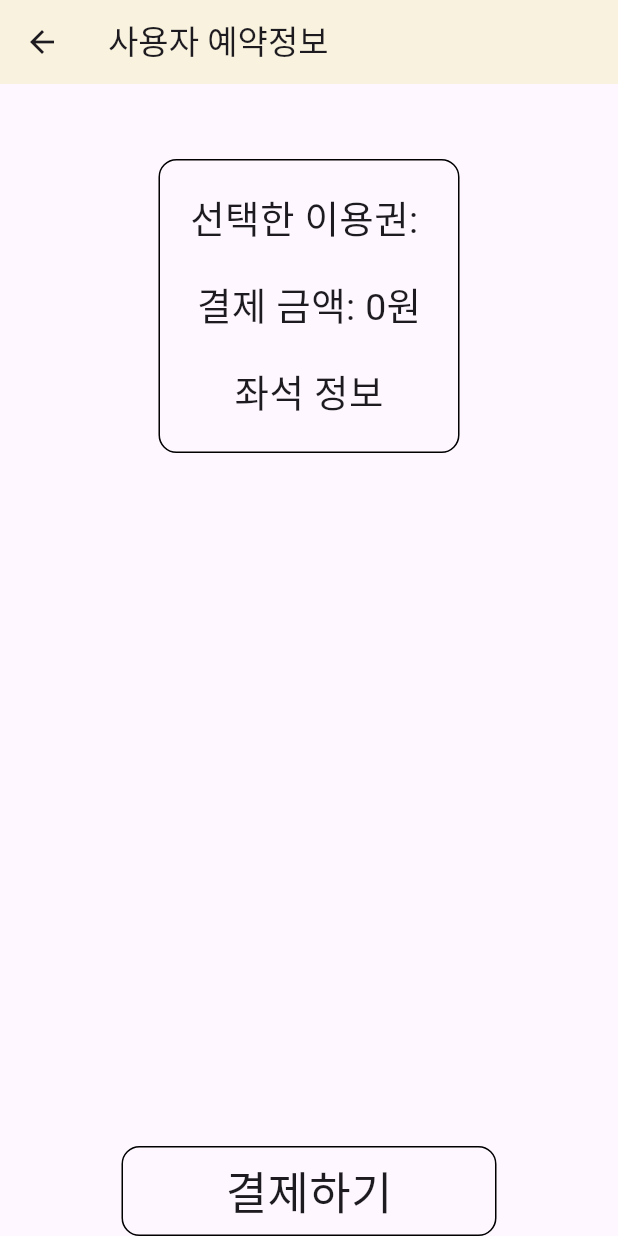
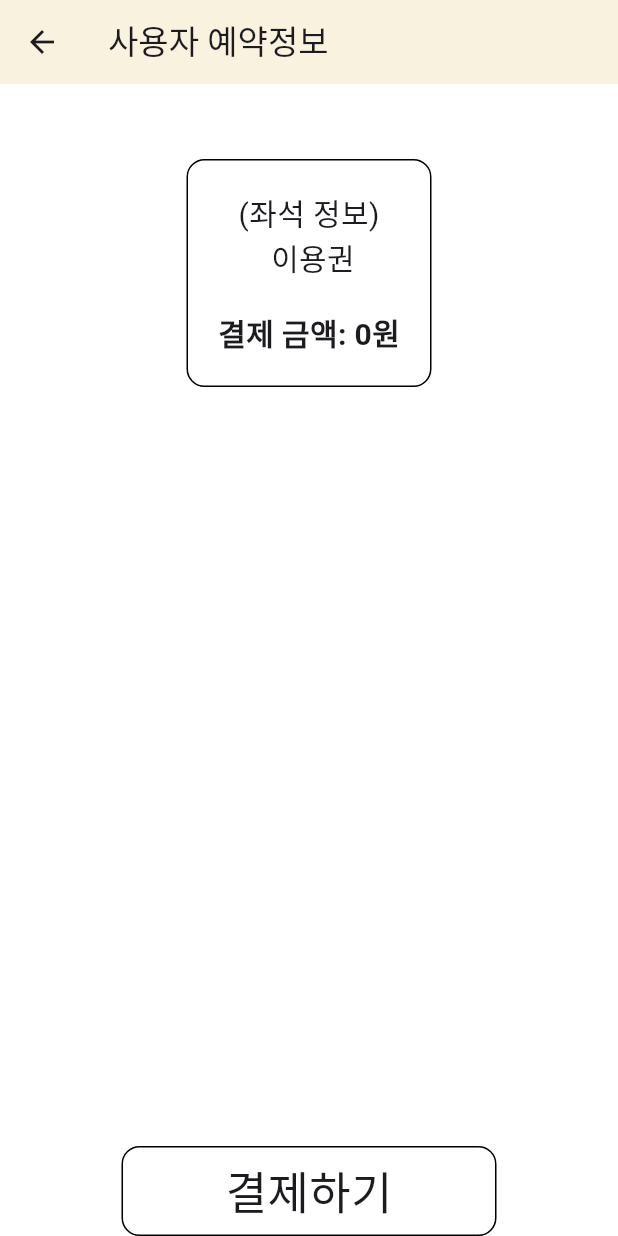
Before and after one commit to APP-iOS7/study_cafe-P6, a Flutter app: the ReservationFinalScreen screen opened directly with empty values, on a phone screen of 412 x 824 dp. Run offline on Flutter 3.47's test engine with Material 3 defaults, Android fonts, the phone set to English and light mode, and no system bars; our stand-ins replace cloud_firestore, firebase_auth, firebase_core, get; missing offline and left inert: tosspayments_widget_sdk_flutter; accounts and stored records are empty.

Commit message:
Feat: Update navigation and screens; integrate reservation and payment functionalities

```diff
--- a/study_cafe_p6/lib/Screen/reservation_final_screen.dart
+++ b/study_cafe_p6/lib/Screen/reservation_final_screen.dart
@@ -21,6 +21,7 @@ class ReservationFinalScreen extends StatelessWidget {
   @override
   Widget build(BuildContext context) {
     return Scaffold(
+      backgroundColor: Colors.white,
       appBar: AppBar(
         title: Text('사용자 예약정보'),
         backgroundColor: Color(0xfff8f2de),
@@ -42,19 +43,21 @@ class ReservationFinalScreen extends StatelessWidget {
                     padding: const EdgeInsets.symmetric(horizontal: 20.0),
                     child: Column(
                       children: [
+                        Text('(좌석 정보)', style: TextStyle(fontSize: 20)),
                         Text(
-                          '선택한 이용권: $selectedPlan',
-                          style: TextStyle(fontSize: 25),
+                          '$selectedPlan 이용권',
+                          style: TextStyle(fontSize: 20),
                           softWrap: true,
                         ),
                         SizedBox(height: 20),
                         Text(
                           '결제 금액: ${formatAmount(selectedPrice)}',
-                          style: TextStyle(fontSize: 25),
+                          style: TextStyle(
+                            fontSize: 20,
+                            fontWeight: FontWeight.bold,
+                          ),
                           softWrap: true,
                         ),
-                        SizedBox(height: 20),
-                        Text('좌석 정보', style: TextStyle(fontSize: 25)),
                       ],
                     ),
                   ),
@@ -63,7 +66,12 @@ class ReservationFinalScreen extends StatelessWidget {
               Spacer(),
               InkWell(
                 onTap: () {
-                  Get.to(() => PaymentScreen(selectedPrice: selectedPrice));
+                  Get.to(
+                    () => PaymentScreen(
+                      selectedPlan: selectedPlan,
+                      selectedPrice: selectedPrice,
+                    ),
+                  );
                 },
                 child: Container(
                   width: 250,
--- a/study_cafe_p6/lib/main.dart
+++ b/study_cafe_p6/lib/main.dart
@@ -3,6 +3,8 @@ import 'package:firebase_core/firebase_core.dart';
 import 'package:flutter/material.dart';
 import 'package:get/get.dart';
 import 'package:study_cafe_p6/Screen/myInfo_screen.dart';
+import 'package:study_cafe_p6/Screen/payment_screen.dart';
+import 'package:study_cafe_p6/Screen/reservation_final_screen.dart';
 import 'package:study_cafe_p6/Screen/reservationhistory_screen.dart';
 import 'package:study_cafe_p6/Screen/tabbar_screen.dart';
 import 'package:study_cafe_p6/Screen/reservation_screen.dart';
@@ -35,7 +37,6 @@ class MyApp extends StatelessWidget {
           if (snapshot.hasData) {
             return BottomTabBar();
           }
-          // return LoginScreen();
           return LoginScreen();
         },
       ),
--- a/study_cafe_p6/lib/view/main_home_view.dart
+++ b/study_cafe_p6/lib/view/main_home_view.dart
@@ -1,5 +1,7 @@
 import 'package:firebase_auth/firebase_auth.dart';
 import 'package:flutter/material.dart';
+import 'package:get/get.dart';
+import 'package:study_cafe_p6/Screen/reservation_screen.dart';
 
 class MainHomeView extends StatefulWidget {
   const MainHomeView({super.key});
@@ -37,7 +39,9 @@ class _MainHomeViewState extends State<MainHomeView> {
                 Padding(
                   padding: const EdgeInsets.only(right: 30),
                   child: IconButton(
-                    onPressed: () {},
+                    onPressed: () {
+                      Get.to(() => ReservationScreen());
+                    },
                     icon: Icon(Icons.local_activity),
                   ),
                 ),
```
Also changed, not shown: study_cafe_p6/lib/Screen/payment_screen.dart (+51 -3 lines), study_cafe_p6/lib/Screen/tabbar_screen.dart (+8 -1 lines), 4 other files.
